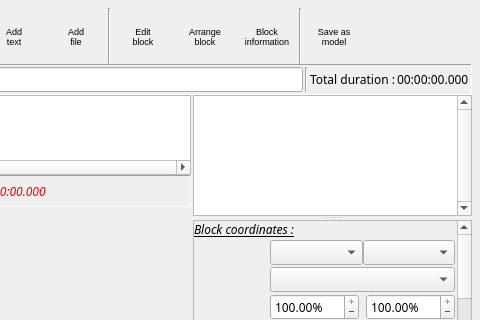
Old version of the form src/ffDiaporama/DlgSlide/DlgSlideProperties.ui in the repository boenki/ffdiaporama; both pictures show x 220 to 700 and y 0 to 320 of the 700 by 500 pixel window.
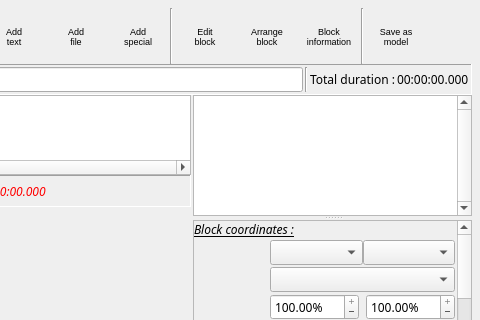
New version of the form. Icons and pictures are not drawn. Custom widgets are drawn as their Qt base class.

```diff
--- a/src/ffDiaporama/DlgSlide/DlgSlideProperties.ui
+++ b/src/ffDiaporama/DlgSlide/DlgSlideProperties.ui
@@ -344,6 +344,52 @@
         </property>
        </widget>
       </item>
+      <item>
+       <widget class="QToolButton" name="AddSpecialBlock">
+        <property name="minimumSize">
+         <size>
+          <width>60</width>
+          <height>56</height>
+         </size>
+        </property>
+        <property name="maximumSize">
+         <size>
+          <width>60</width>
+          <height>56</height>
+         </size>
+        </property>
+        <property name="font">
+         <font>
+          <pointsize>-1</pointsize>
+         </font>
+        </property>
+        <property name="toolTip">
+         <string>Add one or several new blocks of images or video. A file selection dialog appears allowing you to select files.
+
+Note: in case of multiple selection, files are added in the alphabetical order of the filenames or in the digital order of shots (according to the option selected in the configuration dialog).</string>
+        </property>
+        <property name="text">
+         <string>Add
+special</string>
+        </property>
+        <property name="icon">
+         <iconset resource="../RSCffDiaporama.qrc">
+          <normaloff>:/img/Action_Wizard.png</normaloff>:/img/Action_Wizard.png</iconset>
+        </property>
+        <property name="iconSize">
+         <size>
+          <width>24</width>
+          <height>24</height>
+         </size>
+        </property>
+        <property name="shortcut">
+         <string>Ins</string>
+        </property>
+        <property name="toolButtonStyle">
+         <enum>Qt::ToolButtonTextUnderIcon</enum>
+        </property>
+       </widget>
+      </item>
       <item>
        <widget class="Line" name="line">
         <property name="orientation">
@@ -3962,6 +4008,11 @@
   </action>
  </widget>
  <customwidgets>
+  <customwidget>
+   <class>cCSpeedWaveComboBox</class>
+   <extends>QComboBox</extends>
+   <header>CustomCtrl/cCSpeedWaveComboBox.h</header>
+  </customwidget>
   <customwidget>
    <class>cCColorComboBox</class>
    <extends>QComboBox</extends>
@@ -3970,12 +4021,7 @@
   <customwidget>
    <class>QCustomComboBox</class>
    <extends>QComboBox</extends>
-   <header>../CustomCtrl/_QCustomComboBox.h</header>
-  </customwidget>
-  <customwidget>
-   <class>cCSpeedWaveComboBox</class>
-   <extends>QComboBox</extends>
-   <header>../CustomCtrl/cCSpeedWaveComboBox.h</header>
+   <header>CustomCtrl/_QCustomComboBox.h</header>
   </customwidget>
   <customwidget>
    <class>cCFramingComboBox</class>
```
Left out of the diff: 322 changed lines with no effect on the pictures.
